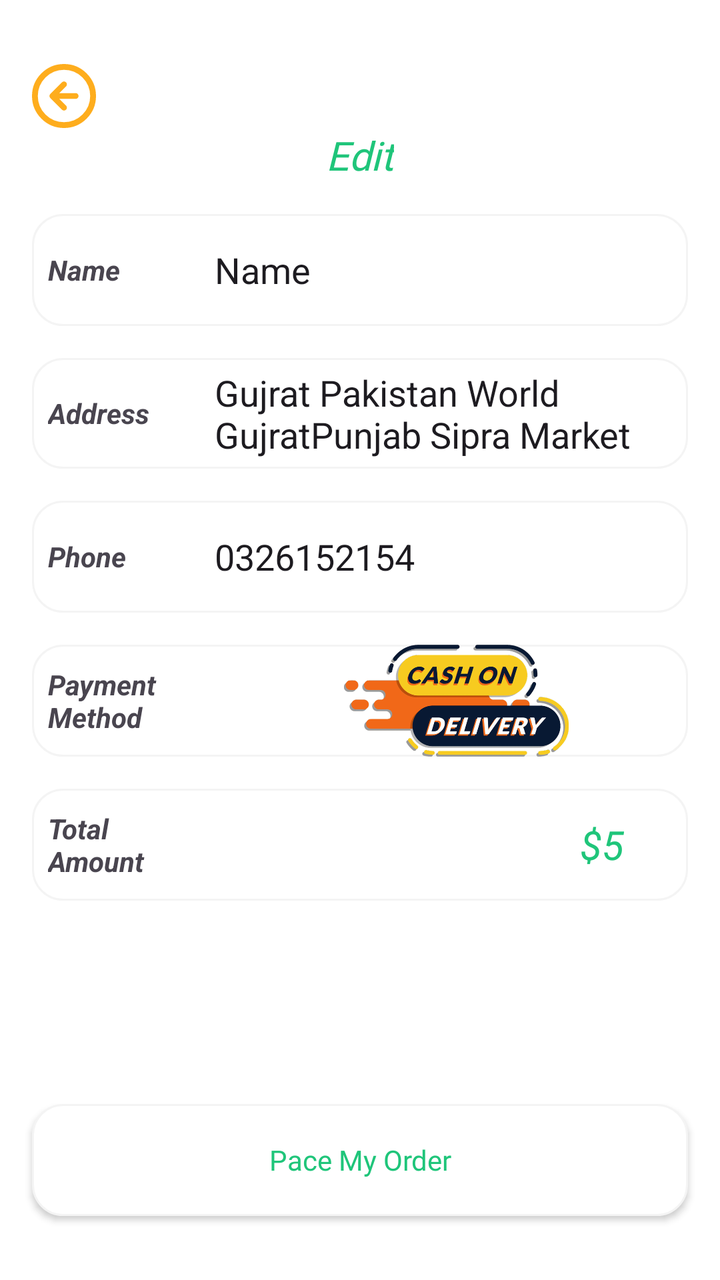
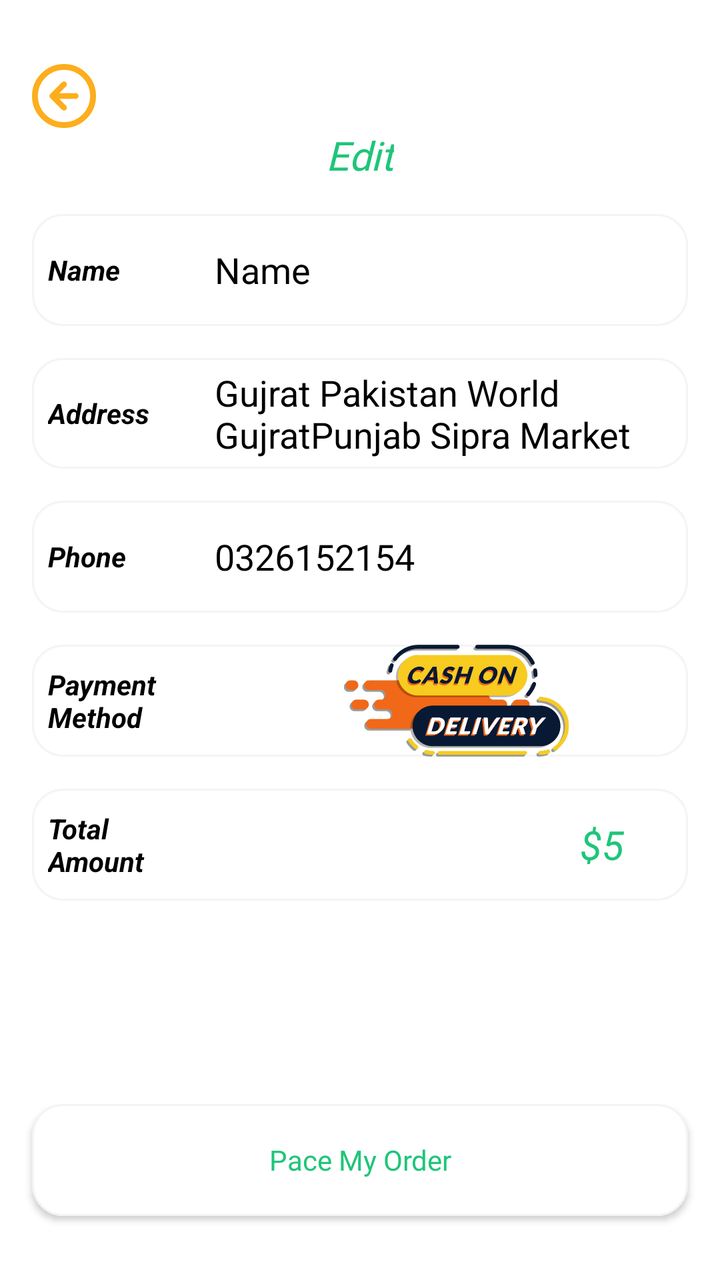

An Android layout rendered at two revisions. The XML below is the earlier revision; the diff shows what the commit changed to produce the second picture.
<!-- AndroidManifest.xml: application theme Theme.FoodOrderingApp -->
<!-- res/layout/activity_pay_out.xml -->
<?xml version="1.0" encoding="utf-8"?>
<FrameLayout xmlns:android="http://schemas.android.com/apk/res/android"
    xmlns:app="http://schemas.android.com/apk/res-auto"
    xmlns:tools="http://schemas.android.com/tools"
    android:id="@+id/main"
    android:layout_width="match_parent"
    android:orientation="vertical"
    android:background="@color/white"
    android:layout_height="match_parent"
    tools:context=".PayOutActivity">
    <LinearLayout
        android:layout_width="match_parent"
        android:layout_height="match_parent"
        android:orientation="vertical">

        <ImageButton
            android:id="@+id/button8"
            android:layout_width="32dp"
            android:layout_height="32dp"
            android:layout_marginStart="16dp"
            android:layout_marginTop="32dp"
            android:background="@android:color/transparent"
            android:scaleType="centerCrop"
            android:src="@drawable/arrow_left"
            android:text="Button"
            app:layout_constraintEnd_toEndOf="parent"
            app:layout_constraintStart_toStartOf="parent"
            app:layout_constraintTop_toTopOf="parent" />

        <TextView
            android:id="@+id/textView29"
            android:layout_width="wrap_content"
            android:layout_height="wrap_content"
            android:layout_gravity="center"
            android:fontFamily="@font/merriweathersans_regular"
            android:text="Edit"
            android:textColor="@color/textColor"
            android:textSize="20dp"
            android:textStyle="italic"
            app:layout_constraintEnd_toEndOf="parent"
            app:layout_constraintHorizontal_bias="0.498"
            app:layout_constraintStart_toStartOf="parent"
            tools:layout_editor_absoluteY="107dp" />

        <LinearLayout
            android:id="@+id/linearLayout"
            android:layout_width="match_parent"
            android:layout_height="56dp"
            android:layout_marginStart="16dp"
            android:layout_marginEnd="16dp"
            android:background="@drawable/profileedittextshape"
            android:gravity="center_vertical"
            android:layout_marginTop="16dp"
            android:orientation="horizontal"
            app:layout_constraintEnd_toEndOf="parent"
            app:layout_constraintStart_toStartOf="parent"
            app:layout_constraintTop_toBottomOf="@+id/textView29">

            <TextView
                android:layout_width="65dp"
                android:layout_height="wrap_content"
                android:layout_weight="1"
                android:paddingLeft="8dp"
                android:text="Name"
                android:textStyle="bold|italic" />

            <EditText
                android:layout_width="wrap_content"
                android:layout_height="wrap_content"
                android:layout_weight="1"
                android:background="@android:color/transparent"
                android:ems="10"
                android:inputType="text"
                android:text="Name" />
        </LinearLayout>
        <LinearLayout
            android:layout_width="match_parent"
            android:layout_height="wrap_content"
            android:layout_marginStart="16dp"
            android:layout_marginEnd="16dp"
            android:background="@drawable/profileedittextshape"
            android:layout_marginTop="16dp"
            android:gravity="center_vertical"
            android:orientation="horizontal"
            app:layout_constraintEnd_toEndOf="parent"
            app:layout_constraintStart_toStartOf="parent"
            app:layout_constraintTop_toBottomOf="@+id/textView29">

            <TextView
                android:layout_width="65dp"
                android:layout_height="wrap_content"
                android:layout_weight="1"
                android:paddingLeft="8dp"
                android:text="Address"
                android:textStyle="bold|italic" />

            <EditText
                android:layout_width="wrap_content"
                android:layout_height="wrap_content"
                android:layout_weight="1"
                android:background="@android:color/transparent"
                android:ems="10"
                android:layout_marginTop="5dp"
                android:layout_marginBottom="5dp"
                android:inputType="textMultiLine"
                android:text="Gujrat Pakistan World GujratPunjab Sipra Market" />
        </LinearLayout>
        <LinearLayout
            android:layout_width="match_parent"
            android:layout_height="56dp"
            android:layout_marginStart="16dp"
            android:layout_marginEnd="16dp"
            android:background="@drawable/profileedittextshape"
            android:gravity="center_vertical"
            android:layout_marginTop="16dp"
            android:orientation="horizontal"
            app:layout_constraintEnd_toEndOf="parent"
            app:layout_constraintStart_toStartOf="parent"
            app:layout_constraintTop_toBottomOf="@+id/textView29">

            <TextView
                android:layout_width="65dp"
                android:layout_height="wrap_content"
                android:layout_weight="1"
                android:paddingLeft="8dp"
                android:text="Phone"
                android:textStyle="bold|italic" />

            <EditText
                android:layout_width="wrap_content"
                android:layout_height="wrap_content"
                android:layout_weight="1"
                android:background="@android:color/transparent"
                android:ems="10"
                android:inputType="text"
                android:text="0326152154" />
        </LinearLayout>
        <LinearLayout
            android:layout_width="match_parent"
            android:layout_height="56dp"
            android:layout_marginStart="16dp"
            android:layout_marginEnd="16dp"
            android:background="@drawable/profileedittextshape"
            android:gravity="center_vertical"
            android:orientation="horizontal"
            android:layout_marginTop="16dp"
            app:layout_constraintEnd_toEndOf="parent"
            app:layout_constraintStart_toStartOf="parent"
            app:layout_constraintTop_toBottomOf="@+id/textView29">

            <TextView
                android:layout_width="65dp"
                android:layout_height="wrap_content"
                android:layout_weight="1"
                android:paddingLeft="8dp"
                android:text="Payment Method"
                android:textStyle="bold|italic" />

            <ImageView
                android:id="@+id/imageView7"
                android:layout_width="200dp"
                android:layout_height="wrap_content"
                android:layout_weight="1"
                app:srcCompat="@drawable/cashondelivery" />

        </LinearLayout>
        <LinearLayout
            android:layout_width="match_parent"
            android:layout_height="56dp"
            android:layout_marginStart="16dp"
            android:layout_marginEnd="16dp"
            android:layout_marginTop="16dp"
            android:layout_marginBottom="8dp"
            android:background="@drawable/profileedittextshape"
            android:gravity="center_vertical"
            android:orientation="horizontal"
            app:layout_constraintEnd_toEndOf="parent"
            app:layout_constraintStart_toStartOf="parent"
            app:layout_constraintTop_toBottomOf="@+id/textView29">

            <TextView
                android:layout_width="65dp"
                android:layout_height="wrap_content"
                android:layout_weight="1"
                android:paddingLeft="8dp"
                android:text="Total Amount"
                android:textStyle="bold|italic" />

            <EditText
                android:layout_width="wrap_content"
                android:layout_height="wrap_content"
                android:layout_weight="1"
                android:background="@android:color/transparent"
                android:ems="10"
                android:gravity="end"
                android:inputType="none"
                android:paddingEnd="32dp"
                android:text="$5"
                android:textColor="@color/textColor"
                android:textSize="20dp"
                android:textStyle="italic" />
        </LinearLayout>
    </LinearLayout>

    <androidx.appcompat.widget.AppCompatButton
        android:id="@+id/PlaceMyOrder"
        android:layout_width="match_parent"
        android:layout_height="56dp"
        android:layout_gravity="bottom"
        android:layout_marginLeft="16dp"
        android:layout_marginRight="16dp"
        android:layout_marginBottom="32dp"
        android:background="@drawable/edittextshape"
        android:fontFamily="@font/merriweathersans_regular"
        android:text="Pace My Order"
        android:textAllCaps="false"
        android:textColor="@color/textColor" />
</FrameLayout>
<!-- resources referenced by this layout -->
<resources>
  <color name="textColor">#1FC57A</color>
  <color name="white">#FFFFFFFF</color>
  <!-- drawable arrow_left (drawable) -->
  <vector xmlns:android="http://schemas.android.com/apk/res/android"
      android:width="22dp"
      android:height="22dp"
      android:viewportWidth="22"
      android:viewportHeight="22">
    <path
        android:pathData="M11,7L7,11M7,11L11,15M7,11H15M21,11C21,16.523 16.523,21 11,21C5.477,21 1,16.523 1,11C1,5.477 5.477,1 11,1C16.523,1 21,5.477 21,11Z"
        android:strokeLineJoin="round"
        android:strokeWidth="2"
        android:fillColor="#00000000"
        android:strokeColor="@color/iconColor"
        android:strokeLineCap="round"/>
  </vector>
  <!-- drawable cashondelivery: png bitmap (drawable, 170035 bytes) -->
  <!-- drawable edittextshape (drawable) -->
  <?xml version="1.0" encoding="utf-8"?>
  <shape xmlns:android="http://schemas.android.com/apk/res/android">
  <solid android:color="@color/white"/>
      <corners android:radius="15dp"/>
      <stroke android:color="#f4f4f4" android:width="1dp"/>
  </shape>
  <!-- drawable profileedittextshape (drawable) -->
  <?xml version="1.0" encoding="utf-8"?>
  <shape xmlns:android="http://schemas.android.com/apk/res/android">
  <stroke android:width="1dp" android:color="#f4f4f4"/>
      <solid android:color="@color/white"/>
      <corners android:radius="15dp"/>
  </shape>
  <style name="Theme.FoodOrderingApp" parent="Base.Theme.FoodOrderingApp" />
  <color name="iconColor">#FEAD1D</color>
  <style name="Base.Theme.FoodOrderingApp" parent="Theme.Material3.DayNight.NoActionBar">
          
          
      </style>
</resources>

<!-- the commit's change to res/layout/activity_pay_out.xml (unified diff, before → after) -->
@@ -62,6 +62,7 @@
                 android:layout_weight="1"
                 android:paddingLeft="8dp"
                 android:text="Name"
+                android:textColor="@color/black"
                 android:textStyle="bold|italic" />
 
             <EditText
@@ -71,7 +72,8 @@
                 android:background="@android:color/transparent"
                 android:ems="10"
                 android:inputType="text"
-                android:text="Name" />
+                android:text="Name"
+                android:textColor="@color/black" />
         </LinearLayout>
         <LinearLayout
             android:layout_width="match_parent"
@@ -92,18 +94,20 @@
                 android:layout_weight="1"
                 android:paddingLeft="8dp"
                 android:text="Address"
-                android:textStyle="bold|italic" />
-
-            <EditText
-                android:layout_width="wrap_content"
-                android:layout_height="wrap_content"
-                android:layout_weight="1"
-                android:background="@android:color/transparent"
-                android:ems="10"
+                android:textColor="@color/black"
+                android:textStyle="bold|italic" />
+
+            <EditText
+                android:layout_width="wrap_content"
+                android:layout_height="wrap_content"
                 android:layout_marginTop="5dp"
                 android:layout_marginBottom="5dp"
+                android:layout_weight="1"
+                android:background="@android:color/transparent"
+                android:ems="10"
                 android:inputType="textMultiLine"
-                android:text="Gujrat Pakistan World GujratPunjab Sipra Market" />
+                android:text="Gujrat Pakistan World GujratPunjab Sipra Market"
+                android:textColor="@color/black" />
         </LinearLayout>
         <LinearLayout
             android:layout_width="match_parent"
@@ -124,6 +128,7 @@
                 android:layout_weight="1"
                 android:paddingLeft="8dp"
                 android:text="Phone"
+                android:textColor="@color/black"
                 android:textStyle="bold|italic" />
 
             <EditText
@@ -133,7 +138,8 @@
                 android:background="@android:color/transparent"
                 android:ems="10"
                 android:inputType="text"
-                android:text="0326152154" />
+                android:text="0326152154"
+                android:textColor="@color/black" />
         </LinearLayout>
         <LinearLayout
             android:layout_width="match_parent"
@@ -154,6 +160,7 @@
                 android:layout_weight="1"
                 android:paddingLeft="8dp"
                 android:text="Payment Method"
+                android:textColor="@color/black"
                 android:textStyle="bold|italic" />
 
             <ImageView
@@ -184,6 +191,7 @@
                 android:layout_weight="1"
                 android:paddingLeft="8dp"
                 android:text="Total Amount"
+                android:textColor="@color/black"
                 android:textStyle="bold|italic" />
 
             <EditText
<!-- resource entries referenced after the edit -->
@@ -1,5 +1,6 @@
 <!-- resources referenced by this layout -->
 <resources>
+  <color name="black">#FF000000</color>
   <color name="textColor">#1FC57A</color>
   <color name="white">#FFFFFFFF</color>
   <!-- drawable arrow_left (drawable) -->
